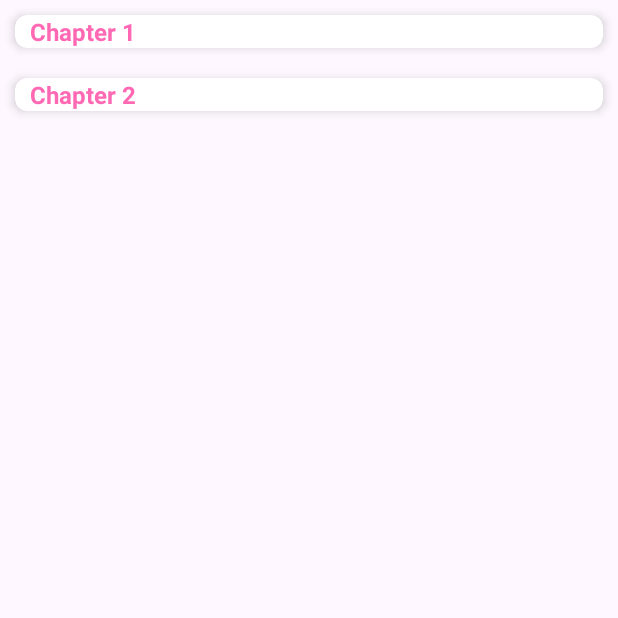
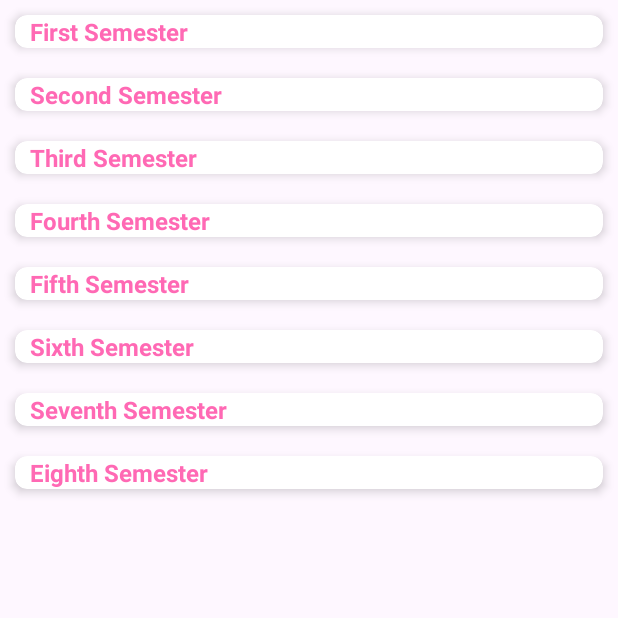
Before and after one commit to suman-shah/iasnapp, an Android app: the screen it shows after launch (MainActivity), on a phone screen of 412 x 824 dp, the top half of it. Run offline under Robolectric (Android 15) with nearby library versions, the phone set to English and light mode, and no system bars.

Commit message:
Semesters and respective subject for Electrical engineering is added to main activity file

```diff
--- a/app/src/main/java/com/project75/ioeallsubjectnotes/activities/MainActivity.java
+++ b/app/src/main/java/com/project75/ioeallsubjectnotes/activities/MainActivity.java
@@ -43,19 +43,89 @@ public class MainActivity extends AppCompatActivity {
     void addData(){
         chapterList=new ArrayList<>();
         topicsList=new ArrayList<>();
-// chapter 1
-        topicsList.add(new Topics("Introduction 1","t11"));
-        topicsList.add(new Topics("Introduction 2","t12"));
-        topicsList.add(new Topics("Introduction 3","t13"));
-        topicsList.add(new Topics("Introduction 4","t14"));
-        chapterList.add(new Chapter("Chapter 1",topicsList));
-// chapter 2
+// First Semester
+        topicsList.add(new Topics("Engineering Drawing I","t11"));
+        topicsList.add(new Topics("Engineering Physics","t12"));
+        topicsList.add(new Topics("Applied Mechanics","t13"));
+        topicsList.add(new Topics("Basic Electrical Engineering","t14"));
+        topicsList.add(new Topics("Engineering Mathematics I","t14"));
+        topicsList.add(new Topics("Computer Programming","t14"));
+        chapterList.add(new Chapter("First Semester",topicsList));
+// Second Semester
         topicsList=new ArrayList<>();
-        topicsList.add(new Topics("Introduction1 1","t11"));
-        topicsList.add(new Topics("Introduction1 2",""));
-        topicsList.add(new Topics("Introduction1 3",""));
-        topicsList.add(new Topics("Introduction1 4",""));
-        chapterList.add(new Chapter("Chapter 2",topicsList));
+        topicsList.add(new Topics("Engineering Mathematics II",""));
+        topicsList.add(new Topics("Engineering Drawing II",""));
+        topicsList.add(new Topics("Basic Electronics Engineering",""));
+        topicsList.add(new Topics("Engineering Chemistry",""));
+        topicsList.add(new Topics("Fundamental of Thermodynamics & Heat Transfer",""));
+        topicsList.add(new Topics("Workshop Technology",""));
+        chapterList.add(new Chapter("Second Semester",topicsList));
+// Third Semester
+        topicsList=new ArrayList<>();
+        topicsList.add(new Topics("Engineering Mathematics III","t11"));
+        topicsList.add(new Topics("Object Oriented Programming",""));
+        topicsList.add(new Topics("Electric Circuit Theory",""));
+        topicsList.add(new Topics("Electronics Devices and Circuit",""));
+        topicsList.add(new Topics("Digital Logic",""));
+        topicsList.add(new Topics("Electrical Engineering Material",""));
+        topicsList.add(new Topics("Electromagnetic",""));
+        chapterList.add(new Chapter("Third Semester",topicsList));
+// Fourth Semester
+        topicsList=new ArrayList<>();
+        topicsList.add(new Topics("Numerical Method","t11"));
+        topicsList.add(new Topics("Applied Mathematics",""));
+        topicsList.add(new Topics("Instrumentation I",""));
+        topicsList.add(new Topics("Microprocessor",""));
+        topicsList.add(new Topics("Power System Analysis I",""));
+        topicsList.add(new Topics("Electrical Machines I",""));
+        chapterList.add(new Chapter("Fourth Semester",topicsList));
+// Fifth Semester
+        topicsList=new ArrayList<>();
+        topicsList.add(new Topics("Electric Machines - II","t11"));
+        topicsList.add(new Topics("Electric Machine Design",""));
+        topicsList.add(new Topics("Power System Analysis II",""));
+        topicsList.add(new Topics("Communication English",""));
+        topicsList.add(new Topics("Probability and Statistics",""));
+        topicsList.add(new Topics("Control System",""));
+        topicsList.add(new Topics("Instrumentation II",""));
+        chapterList.add(new Chapter("Fifth Semester",topicsList));
+// Sixth Semester
+        topicsList=new ArrayList<>();
+        topicsList.add(new Topics("Engineering Economics","t11"));
+        topicsList.add(new Topics("Hydro Power",""));
+        topicsList.add(new Topics("Switchgear & Protection",""));
+        topicsList.add(new Topics("Digital Control System",""));
+        topicsList.add(new Topics("Industrial Power Distribution & Illumination",""));
+        topicsList.add(new Topics("Signal Analysis",""));
+        chapterList.add(new Chapter("Sixth Semester",topicsList));
+// Seventh Semester
+        topicsList=new ArrayList<>();
+        topicsList.add(new Topics("Project Engineering","t11"));
+        topicsList.add(new Topics("Technology Environment and Society",""));
+        topicsList.add(new Topics("Power Electronics",""));
+        topicsList.add(new Topics("Organization and Management",""));
+        topicsList.add(new Topics("Utilization of Electrical Energy",""));
+        topicsList.add(new Topics("Power Plant Equipment",""));
+        topicsList.add(new Topics("Project (Part A)",""));
+        topicsList.add(new Topics("Elective I : Energy Electrical System Management",""));
+        topicsList.add(new Topics("Elective I : Reliability Engineering",""));
+        topicsList.add(new Topics("Elective I : Rural Electrification",""));
+        chapterList.add(new Chapter("Seventh Semester",topicsList));
+// Eighth Semester
+        topicsList=new ArrayList<>();
+        topicsList.add(new Topics("Engineering Professional Practice","t11"));
+        topicsList.add(new Topics("High Voltage Engineering",""));
+        topicsList.add(new Topics("Power Plant Design",""));
+        topicsList.add(new Topics("Transmission and Distribution System Design",""));
+        topicsList.add(new Topics("Project (Part B)",""));
+        topicsList.add(new Topics("Elective II : Advanced Power System Analysis",""));
+        topicsList.add(new Topics("Elective II : Applied Photovoltaic",""));
+        topicsList.add(new Topics("Elective III : Artificial Neural Network",""));
+        topicsList.add(new Topics("Elective III : Micro-Hydro Power",""));
+        topicsList.add(new Topics("Elective III : Wind Energy Conversion System",""));
+        topicsList.add(new Topics("Elective II : Biomedical Instrumentation",""));
+        chapterList.add(new Chapter("Eighth Semester",topicsList));
+
 
 
         sendData();
```
Also changed, not shown: app/src/main/java/com/project75/ioeallsubjectnotes/activities/FullView.java (+1 -8 lines).
